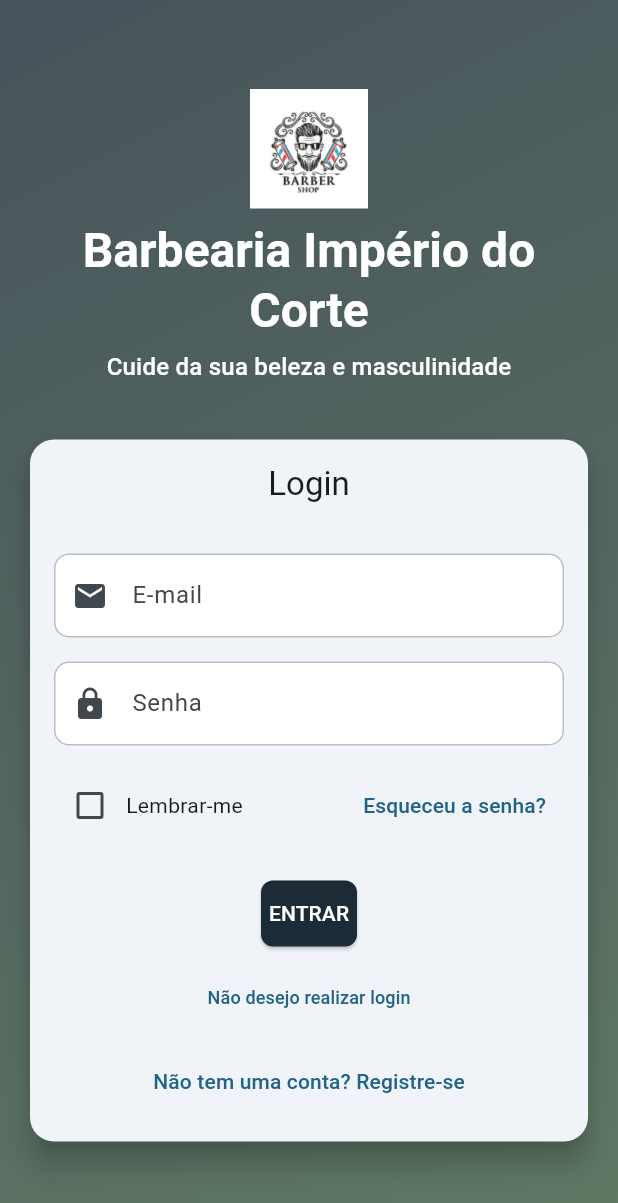
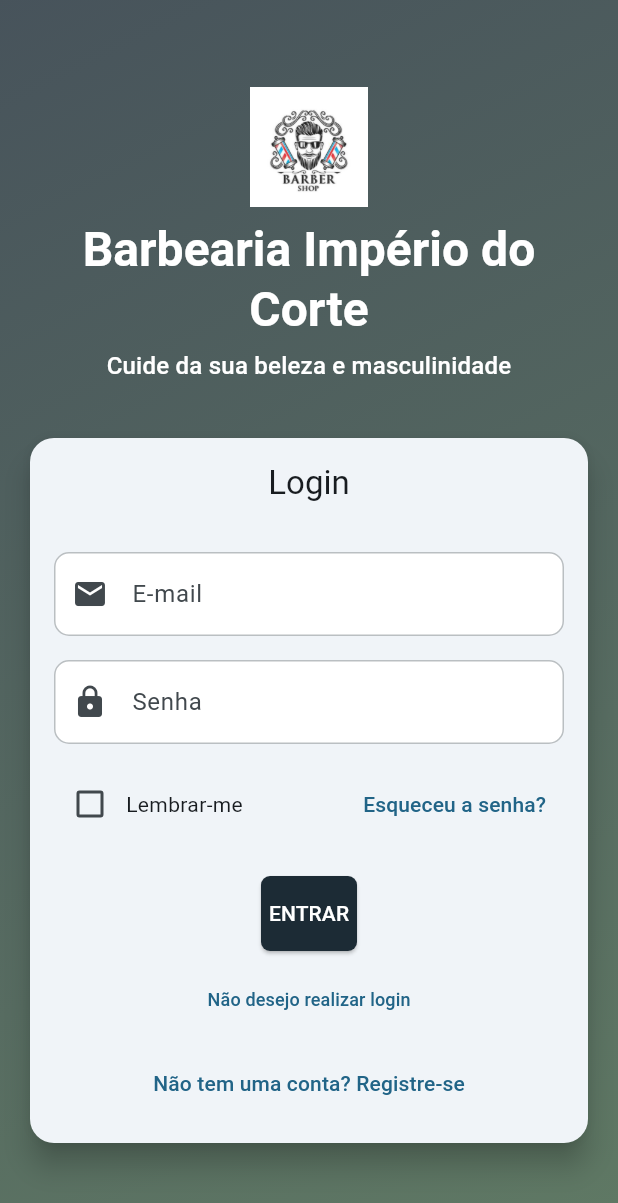
Before and after one commit to University-Team-BarberAPP/BarberShopAPP, a Flutter app: the screen it shows after launch, on a phone screen of 412 x 824 dp. Shown: the top 1203 px of the screen. Run offline on Flutter 3.47's test engine with Material 3 defaults, Android fonts, the phone set to English and light mode, and no system bars; our stand-ins replace fl_chart, jwt_decoder, shared_preferences.

Commit message:
second commit

```diff
--- a/lib/screens/login_screen.dart
+++ b/lib/screens/login_screen.dart
@@ -304,9 +304,9 @@ class _LoginScreenState extends State<LoginScreen> {
                               onPressed: _isLoading ? null : _authenticate,
                               style: ElevatedButton.styleFrom(
                                 padding:
-                                    const EdgeInsets.symmetric(vertical: 12),
+                                    const EdgeInsets.symmetric(vertical: 15),
                                 shape: RoundedRectangleBorder(
-                                  borderRadius: BorderRadius.circular(8),
+                                  borderRadius: BorderRadius.circular(6),
                                 ),
                               ),
                               child: _isLoading
```
Also changed, not shown: 2 other files.
